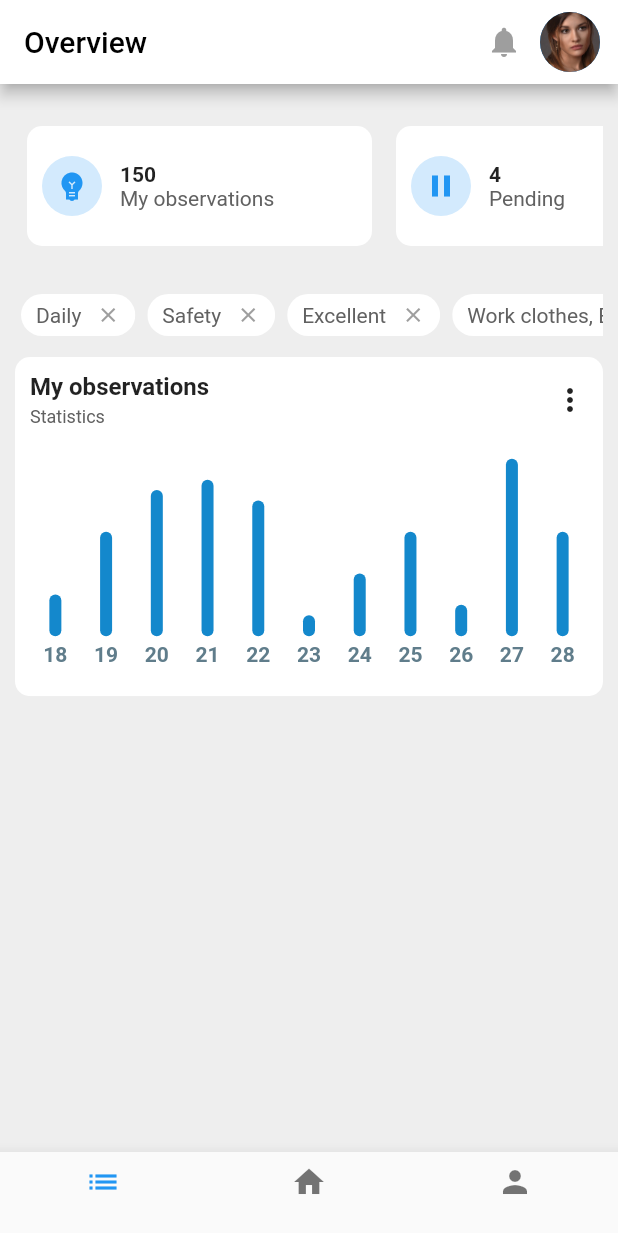
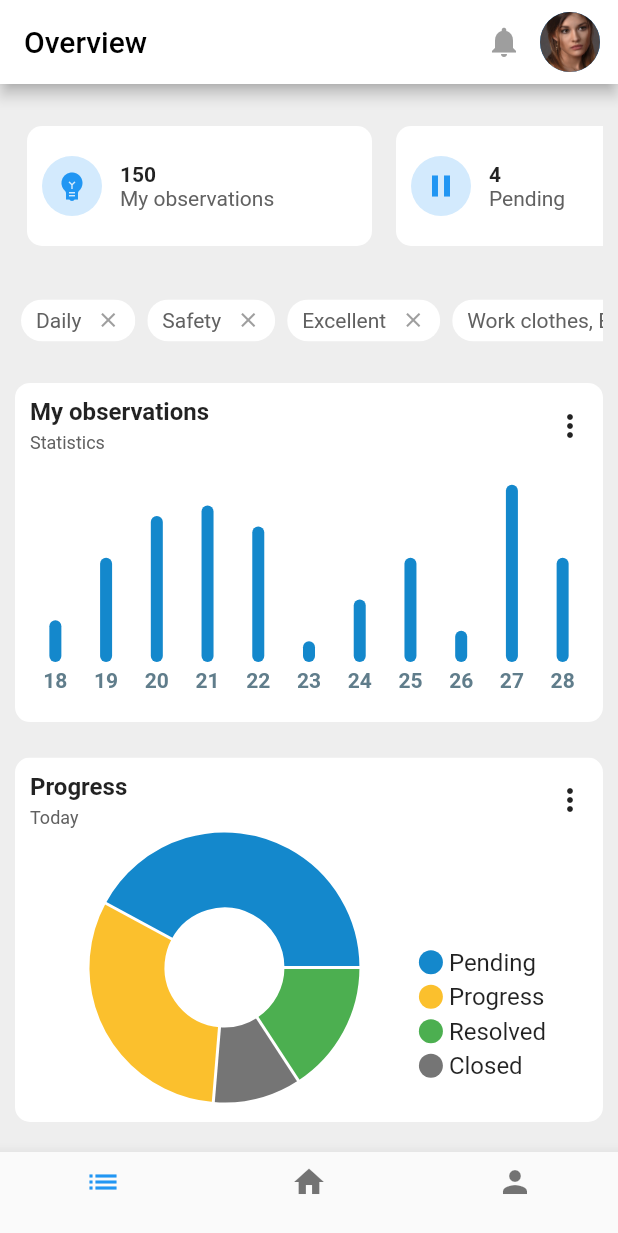
Before and after one commit to asly-97/flutter-dashboard-app, a Flutter app: the screen it shows after launch, on a phone screen of 412 x 824 dp. Shown: the top 1233 px of the screen. Run offline on Flutter 3.47's test engine with Material 2 defaults, Android fonts, the phone set to English and light mode, and no system bars; drawn by our look-alikes of fl_chart; missing offline and left inert: dart:ffi.

Commit message:
pie chart

```diff
--- a/lib/screens/overview_screen.dart
+++ b/lib/screens/overview_screen.dart
@@ -1,5 +1,6 @@
 import 'package:dashboard/widgets/charts/bar_chart/bar_chart_card.dart';
 import 'package:dashboard/widgets/card_tile.dart';
+import 'package:dashboard/widgets/charts/pie_chart/pie_chart_card.dart';
 import 'package:dashboard/widgets/closable_text_card.dart';
 import 'package:flutter/material.dart';
 
@@ -38,6 +39,7 @@ class OverviewScreen extends StatelessWidget {
           vertical: 20,
         ),
         child: Column(
+          mainAxisAlignment: MainAxisAlignment.spaceBetween,
           children: [
             SingleChildScrollView(
               scrollDirection: Axis.horizontal,
@@ -71,9 +73,6 @@ class OverviewScreen extends StatelessWidget {
                 ],
               ),
             ),
-            SizedBox(
-              height: 20,
-            ),
             SingleChildScrollView(
               scrollDirection: Axis.horizontal,
               child: Row(
@@ -86,10 +85,8 @@ class OverviewScreen extends StatelessWidget {
                 ],
               ),
             ),
-            SizedBox(
-              height: 10,
-            ),
             BarChartCard(),
+            PieChartCard(),
           ],
         ),
       )),
--- a/lib/util/app_colors.dart
+++ b/lib/util/app_colors.dart
@@ -2,5 +2,8 @@ import 'package:flutter/material.dart';
 
 abstract class AppColors {
   static final Color blue = Color(0xFF1488CC);
-  static final Color grey = Colors.grey.shade700;
+  static final Color grey = Colors.grey.shade600;
+  static final Color mainTextColor = Colors.grey.shade900;
+  static final Color yellow = Colors.yellow.shade700;
+  static final Color green = Colors.green.shade500;
 }
--- /dev/null
+++ b/lib/widgets/charts/pie_chart/indicator.dart
@@ -0,0 +1,43 @@
+import 'package:flutter/material.dart';
+
+class Indicator extends StatelessWidget {
+  const Indicator({
+    super.key,
+    required this.color,
+    required this.text,
+    required this.isSquare,
+    this.size = 16,
+    this.textColor,
+  });
+  final Color color;
+  final String text;
+  final bool isSquare;
+  final double size;
+  final Color? textColor;
+
+  @override
+  Widget build(BuildContext context) {
+    return Row(
+      children: <Widget>[
+        Container(
+          width: size,
+          height: size,
+          decoration: BoxDecoration(
+            shape: isSquare ? BoxShape.rectangle : BoxShape.circle,
+            color: color,
+          ),
+        ),
+        const SizedBox(
+          width: 4,
+        ),
+        Text(
+          text,
+          style: TextStyle(
+            fontSize: 16,
+            color: textColor,
+          ),
+        )
+      ],
+    );
+  }
+}
--- /dev/null
+++ b/lib/widgets/charts/pie_chart/pie_chart_card.dart
@@ -0,0 +1,28 @@
+import 'package:dashboard/widgets/charts/chart_card_header.dart';
+import 'package:dashboard/widgets/charts/pie_chart/pie_chart_sample.dart';
+import 'package:flutter/material.dart';
+
+class PieChartCard extends StatelessWidget {
+  const PieChartCard({Key? key}) : super(key: key);
+
+  @override
+  Widget build(BuildContext context) {
+    return ClipRRect(
+      borderRadius: BorderRadius.circular(10),
+      child: Container(
+        color: Colors.white,
+        padding: EdgeInsets.all(10),
+        child: Column(
+          children: [
+            ChartCardHeader(
+              title: 'Progress',
+              subTitle: 'Today',
+              onFilter: () {},
+            ),
+            PieChartSample(),
+          ],
+        ),
+      ),
+    );
+  }
+}
```
Also changed, not shown: lib/widgets/charts/pie_chart/pie_chart_sample.dart (added, +167 -0 lines).
